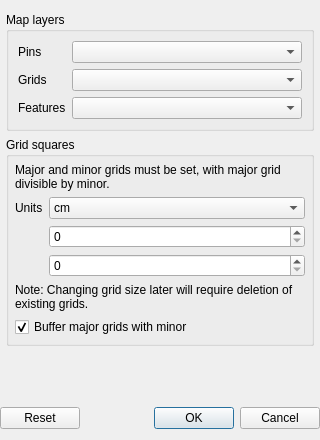
Above: fdt_settingsdlg.ui from ArthurLion97/fossildigtools before the change. Below: the same form after it.
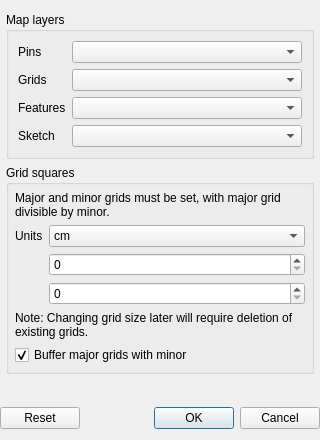
That is the form after the change. Icons and pictures are not drawn. Custom widgets are drawn as their Qt base class.

Commit message: Add sketch layer methods and toggle for suppressing feature form on feature creation

What changed in the file:
```diff
--- a/fdt_settingsdlg.ui
+++ b/fdt_settingsdlg.ui
@@ -42,8 +42,8 @@
        <rect>
         <x>0</x>
         <y>0</y>
-        <width>308</width>
-        <height>382</height>
+        <width>293</width>
+        <height>411</height>
        </rect>
       </property>
       <layout class="QVBoxLayout" name="verticalLayout_2">
@@ -96,6 +96,16 @@
           <item row="2" column="1">
            <widget class="QComboBox" name="featuresCmbBx"/>
           </item>
+          <item row="3" column="0">
+           <widget class="QLabel" name="sketchLabel">
+            <property name="text">
+             <string>Sketch</string>
+            </property>
+           </widget>
+          </item>
+          <item row="3" column="1">
+           <widget class="QComboBox" name="sketchCmbBx"/>
+          </item>
          </layout>
         </widget>
        </item>
```
The commit also changes 9 other files.
